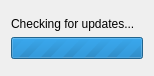
Old version of the form ucheckupdateswidget.ui in the repository inisider/Nanomite-Updater.
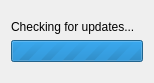
New version of the form.

Commit message: UCheckUpdatesWidget: add more convient messages while checking of updates

Patch:
```diff
--- a/ucheckupdateswidget.ui
+++ b/ucheckupdateswidget.ui
@@ -10,7 +10,7 @@
     <x>0</x>
     <y>0</y>
     <width>154</width>
-    <height>76</height>
+    <height>83</height>
    </rect>
   </property>
   <property name="windowTitle">
```
Left out of the diff: 2 changed lines with no effect on the pictures. The commit also changes 1 other file.
